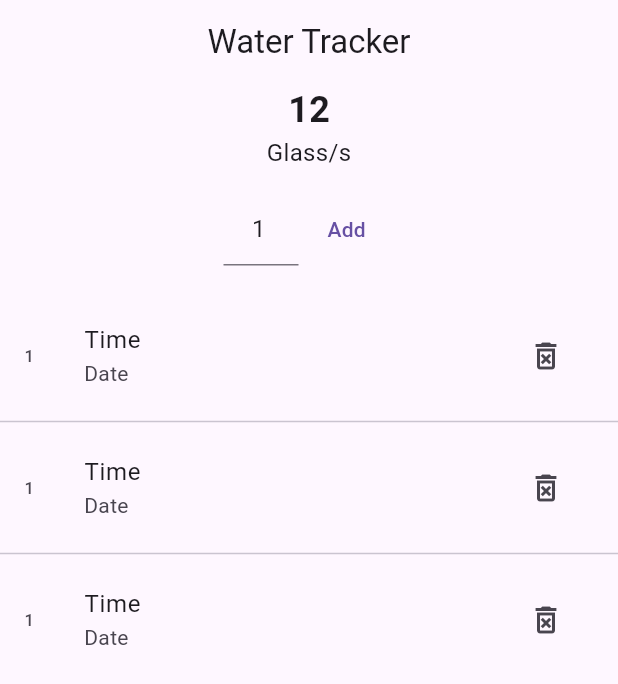
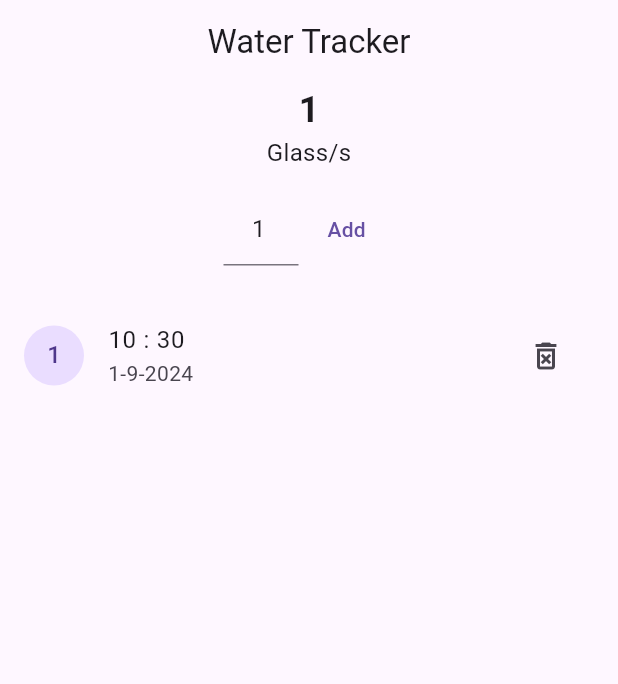
Before and after one commit to SilverShadow123/Water_Tracking_App, a Flutter app: the screen it shows after launch, after a tap on "Add", on a phone screen of 412 x 824 dp. Shown: the top 684 px of the screen. Run offline on Flutter 3.47's test engine with Material 3 defaults, Android fonts, the phone set to English and light mode, and no system bars.

Commit message:
Updating UI and Functionality

```diff
--- a/lib/home_screen.dart
+++ b/lib/home_screen.dart
@@ -1,4 +1,5 @@
 import 'package:flutter/material.dart';
+import 'package:water_traking_app/water_track.dart';
 
 class home_screen extends StatefulWidget {
   const home_screen({super.key});
@@ -11,9 +12,7 @@ class _home_screenState extends State<home_screen> {
   final TextEditingController _input_glass_num =
       TextEditingController(text: '1');
 
-List<WaterTrack> waterTrackList =[];
-
-
+  List<WaterTrack> waterTrackList = [];
 
   @override
   Widget build(BuildContext context) {
@@ -25,9 +24,44 @@ List<WaterTrack> waterTrackList =[];
       body: Column(
         crossAxisAlignment: CrossAxisAlignment.center,
         children: [
+          waterheader(),
+          Expanded(
+              child: viewList()),
+        ],
+      ),
+    );
+  }
+
+  Widget viewList() {
+    return ListView.separated(
+      itemCount: waterTrackList.length,
+                itemBuilder: (context, index) {
+                  return _waterTrackListTile(index);
+                },
+                separatorBuilder: (context, index) {
+                  return const Divider();
+                },
+               );
+  }
+
+  ListTile _waterTrackListTile(int index) {
+    WaterTrack waterTrack = waterTrackList[index];
+    return ListTile(
+                  title: Text('${waterTrack.dateTime.hour} : ${waterTrack.dateTime.minute}'),
+                  subtitle: Text('${waterTrack.dateTime.day}-${waterTrack.dateTime.month}-${waterTrack.dateTime.year}'),
+                  leading: CircleAvatar(child: Text('${waterTrack.noOfGlass}')),
+                  trailing: IconButton(
+                      onPressed: ()=>_deteleSingleBar(index),
+                      icon: const Icon(Icons.delete_forever_outlined)),
+                );
+  }
+
+  Widget waterheader() {
+    return Column(
+          children: [
             Text(
-            '12',
-            style: TextStyle(fontSize: 24, fontWeight: FontWeight.bold),
+              totalGlass().toString(),
+              style: const TextStyle(fontSize: 24, fontWeight: FontWeight.bold),
             ),
             const Text(
               'Glass/s',
@@ -47,50 +81,40 @@ List<WaterTrack> waterTrackList =[];
                     textAlign: TextAlign.center,
                   ),
                 ),
-              TextButton(onPressed: () {}, child: Text('Add')),
+                TextButton(onPressed: _addNewWaterTrack, child: const Text('Add')),
               ],
             ),
             const SizedBox(
               height: 24,
             ),
-          Expanded(
-              child: ListView.separated(
-                  itemBuilder: (context, index) {
-                    return ListTile(
-                      title: Text('Time'),
-                      subtitle: Text('Date'),
-                      leading: Text('1'),
-                      trailing: IconButton(
-                          onPressed: () {},
-                          icon: Icon(Icons.delete_forever_outlined)),
-                    );
-                  },
-                  separatorBuilder: (context, index) {
-                    return Divider();
-                  },
-                  itemCount: 3)),
           ],
-      ),
         );
   }
 
-  void _addNewWaterTrack (){
-
-    if(_input_glass_num.text.isEmpty){
-      _input_glass_num.text ='1';
+  int totalGlass() {
+    int counter = 0;
+    for (WaterTrack t in waterTrackList) {
+      counter += t.noOfGlass;
+    }
+    return counter;
   }
 
-    final int noOfGlasses = int.tryParse(_input_glass_num.text)?? 1;
-    WaterTrack waterTrack =WaterTrack(noOfGlass: noOfGlasses, dateTime: DateTime.now());
-    waterTrackList.add(waterTrack);
+  void _addNewWaterTrack() {
+    if (_input_glass_num.text.isEmpty) {
+      _input_glass_num.text = '1';
     }
 
+    final int noOfGlasses = int.tryParse(_input_glass_num.text) ?? 1;
+    WaterTrack waterTrack =
+        WaterTrack(noOfGlass: noOfGlasses, dateTime: DateTime.now());
+    waterTrackList.add(waterTrack);
+    setState(() {});
   }
+  void _deteleSingleBar(int index){
+    waterTrackList.removeAt(index);
+    setState(() {
 
-class WaterTrack {
-  final int noOfGlass;
-  final DateTime dateTime;
-
-  WaterTrack({required this.noOfGlass, required this.dateTime});
+    });
 
   }
+}
--- /dev/null
+++ b/lib/water_track.dart
@@ -0,0 +1,6 @@
+class WaterTrack {
+  final int noOfGlass;
+  final DateTime dateTime;
+
+  WaterTrack({required this.noOfGlass, required this.dateTime});
+}
```
Lines whose indentation alone changed are shown as unchanged.
